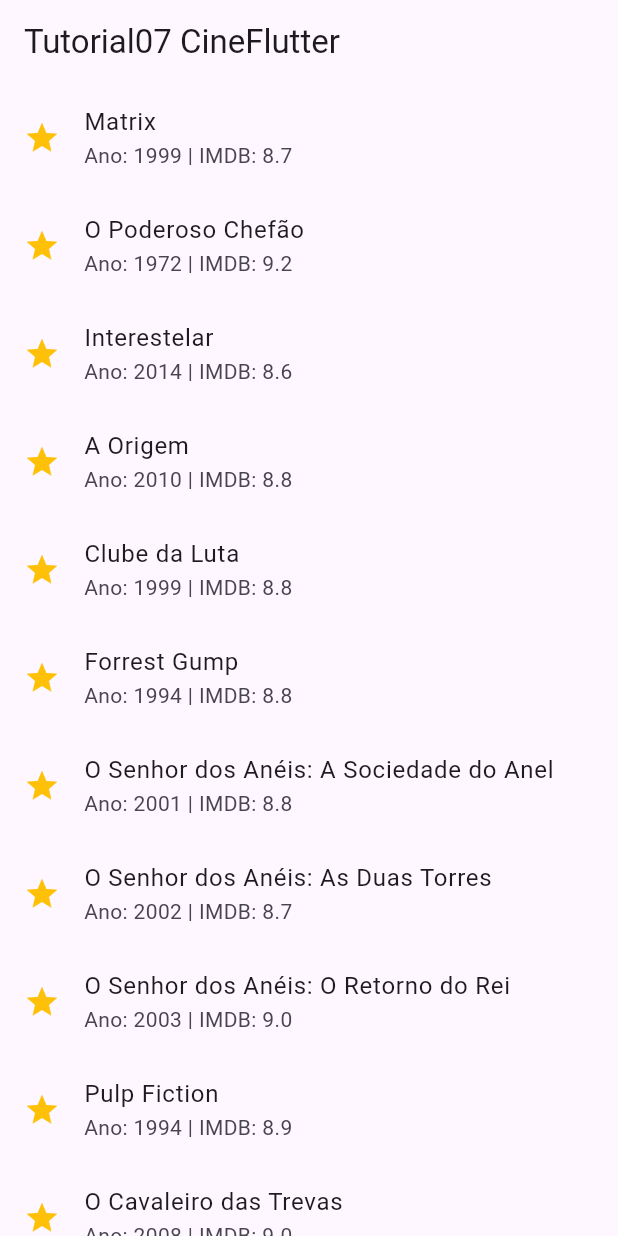
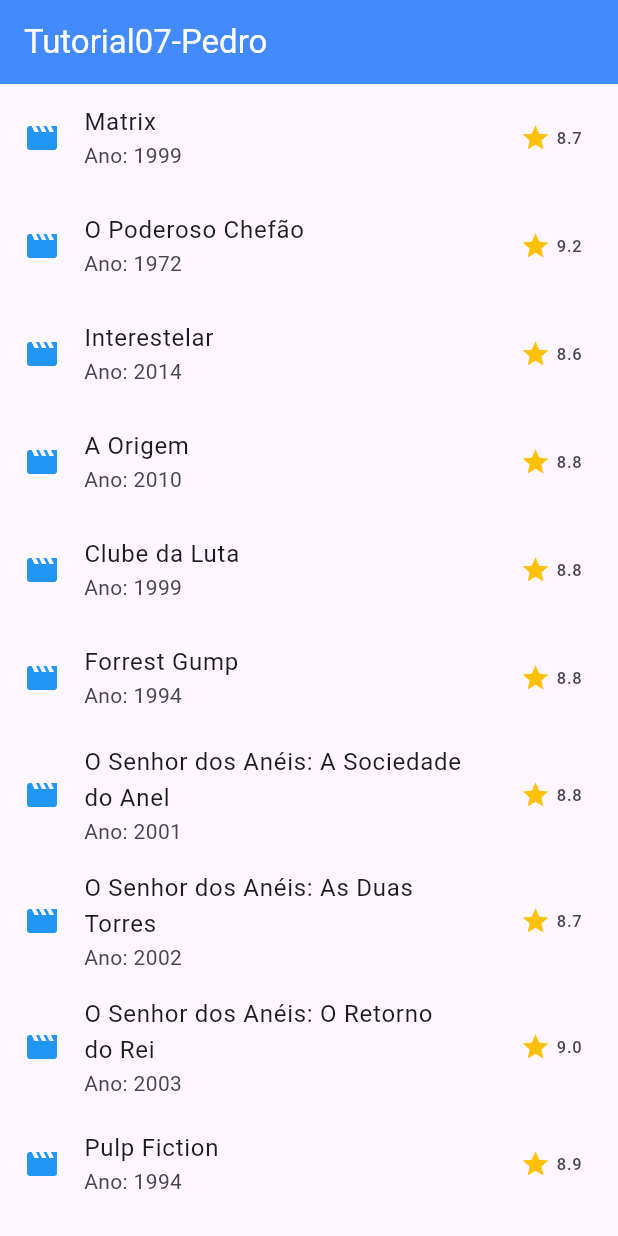
Before and after one commit to darknesk1/atividade076, a Flutter app: the screen it shows after launch, on a phone screen of 412 x 824 dp. Run offline on Flutter 3.47's test engine with Material 3 defaults, Android fonts, the phone set to English and light mode, and no system bars.

Commit message:
primeiro commit

```diff
--- a/tutorial07/lib/main.dart
+++ b/tutorial07/lib/main.dart
@@ -3,58 +3,68 @@ import 'database.dart';
 import 'model/filme_model.dart';
 
 void main() {
-  runApp(const MyApp());
+  runApp(const MainApp());
 }
 
-class MyApp extends StatelessWidget {
-  const MyApp({super.key});
+class MainApp extends StatefulWidget {
+  const MainApp({super.key});
+
+  @override
+  State<MainApp> createState() => _MainAppState();
+}
+
+class _MainAppState extends State<MainApp> {
+  // It is good practice to initialize your data here
+  final List<Filme> filmes = Database.getFilmes();
 
   @override
   Widget build(BuildContext context) {
     return MaterialApp(
-      debugShowCheckedModeBanner: false,
-      home: const HomePage(),
-    );
-  }
-}
-
-class HomePage extends StatelessWidget {
-  const HomePage({super.key});
-
-  @override
-  Widget build(BuildContext context) {
-    List<Filme> filmes = Database.getFilmes();
-
-    return Scaffold(
+      debugShowCheckedModeBanner: false, // Removes the debug banner
+      home: Scaffold(
         appBar: AppBar(
-        title: const Text("Tutorial07 CineFlutter"),
+          title: const Text("Tutorial07-Pedro"),
+          backgroundColor: Colors.blueAccent,
+          foregroundColor: Colors.white, // Ensures text is readable
           ),
   body: ListView.builder(
   itemCount: filmes.length,
   itemBuilder: (context, index) {
   final filme = filmes[index];
-
   return ListTile(
-            leading: Icon(
-              Icons.star,
-              color: filme.imdb > 8.5 ? Colors.amber : Colors.grey,
+              leading: const Icon(
+                Icons.movie,
+                color: Colors.blue,
               ),
             title: Text(filme.titulo),
-            subtitle: Text("Ano: ${filme.anoLancamento} | IMDB: ${filme.imdb}"),
-            onTap: () {
-              print("Clicou em ${filme.titulo}");
-            },
+            subtitle: Text("Ano: ${filme.anoLancamento}"),
+            trailing: SizedBox(
+            width: 60, // Gives enough space for the row content
+            child: Row(
+            mainAxisAlignment: MainAxisAlignment.end,
+            children: [
+                    Icon(
+                      Icons.star, // Added missing IconData
+                      color: filme.imdb > 8.5 ? Colors.amber : Colors.grey,
+                      size: 20,
+                    ),
+                    const SizedBox(width: 4),
+                    Text(filme.imdb.toString()),
+                  ],
+                ),
+              ),
               onLongPress: () {
                 ScaffoldMessenger.of(context).showSnackBar(
                   SnackBar(
-                  content: Text(
-                      "Você clicou LongPress no filme ${filme.titulo}"),
+                    content: Text("Você segurou em: ${filme.titulo}"),
+                    duration: const Duration(seconds: 2),
                   ),
                 );
               },
             );
           },
         ),
+      ),
     );
   }
 }
```
Also changed, not shown: 1 other file. Lines whose indentation alone changed are shown as unchanged.
